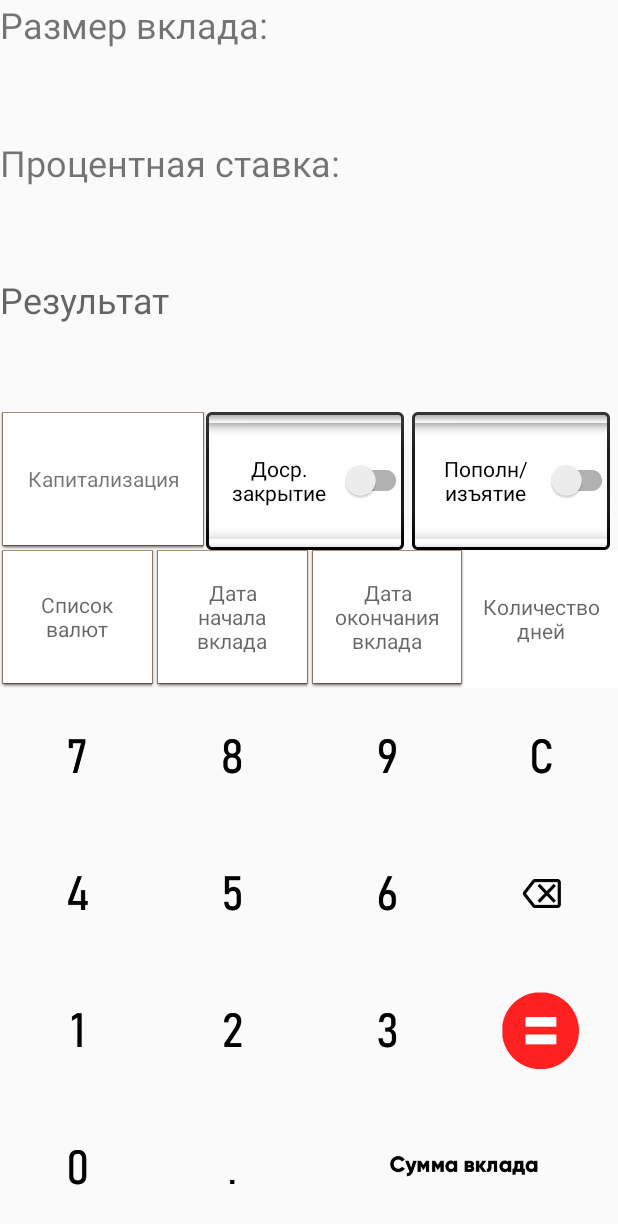
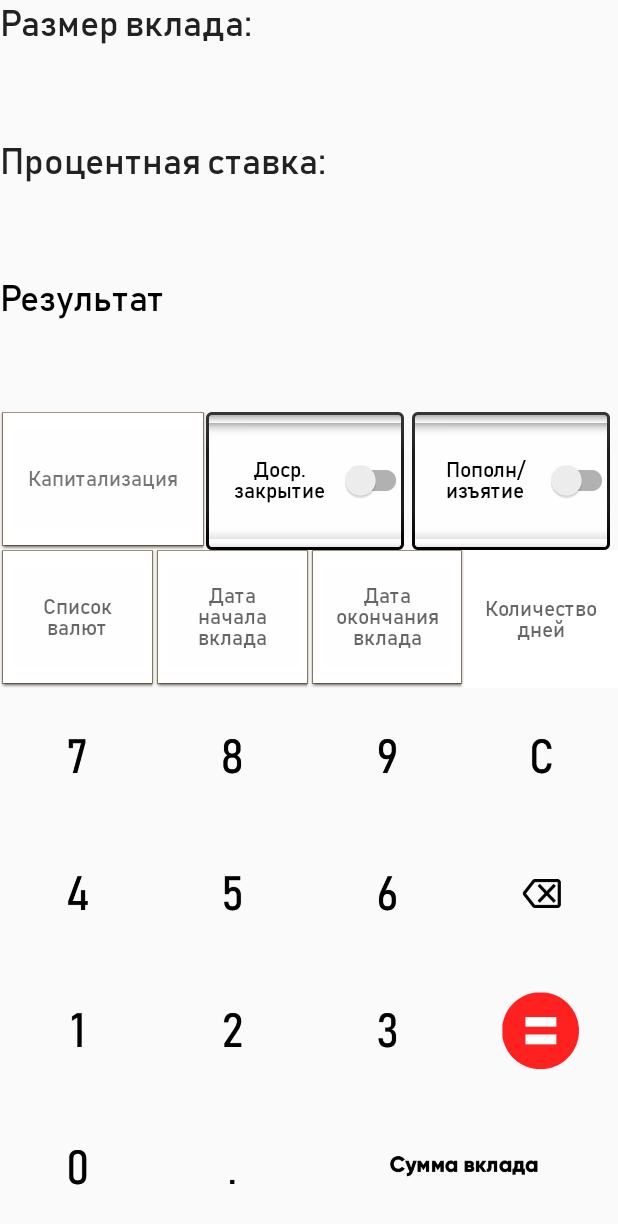
Before and after one commit to Clomance/USATU_Project, an Android app: the CalculateActivity screen opened directly, with no data from a screen before it, on a phone screen of 412 x 824 dp. Shown: the top 1224 px of the screen. Run offline under Robolectric (Android 15) with nearby library versions, the phone set to English and light mode, and no system bars; Roboto replaces fonts that are not available here.

Commit message:
1. Добавление и адаптирование шрифта под интерфейс 2. Изменение всего шрифта интерфейса (Только Calculate_main.xml)

```diff
--- a/app/src/main/res/layout/calculate_main.xml
+++ b/app/src/main/res/layout/calculate_main.xml
@@ -19,7 +19,10 @@
             android:layout_width="match_parent"
             android:layout_height="match_parent"
             android:layout_weight="1"
+            android:fontFamily="@font/bahnschrift"
             android:hint="Размер вклада"
+            android:textColor="#222222"
+            android:textColorHint="#000000"
             android:textSize="24sp" />
 
         <TextView
@@ -27,7 +30,11 @@
             android:layout_width="match_parent"
             android:layout_height="match_parent"
             android:layout_weight="1"
+            android:fontFamily="@font/bahnschrift"
             android:hint="Размер процентной ставки"
+            android:includeFontPadding="true"
+            android:textColor="#222222"
+            android:textColorHint="#000000"
             android:textSize="24sp" />
 
         <TextView
@@ -35,7 +42,10 @@
             android:layout_width="match_parent"
             android:layout_height="match_parent"
             android:layout_weight="1"
+            android:fontFamily="@font/bahnschrift"
             android:hint="Результат"
+            android:textColor="#222222"
+            android:textColorHint="#000000"
             android:textSize="24sp" />
     </LinearLayout>
 
@@ -51,6 +61,7 @@
             android:layout_height="match_parent"
             android:layout_weight="1"
             android:background="@android:drawable/editbox_dropdown_light_frame"
+            android:fontFamily="@font/bahnschrift"
             android:gravity="center"
             android:onClick="listPickCapitalization"
             android:text="@string/capitalization" />
@@ -61,6 +72,7 @@
             android:layout_height="match_parent"
             android:layout_weight="1"
             android:background="@android:drawable/spinner_background"
+            android:fontFamily="@font/bahnschrift"
             android:gravity="center"
             android:text="Доср.\nзакрытие" />
 
@@ -70,6 +82,7 @@
             android:layout_height="match_parent"
             android:layout_weight="1"
             android:background="@android:drawable/spinner_background"
+            android:fontFamily="@font/bahnschrift"
             android:gravity="center"
             android:text="Пополн/\nизъятие" />
     </LinearLayout>
@@ -86,6 +99,7 @@
             android:layout_height="match_parent"
             android:layout_weight="1"
             android:background="@android:drawable/editbox_dropdown_light_frame"
+            android:fontFamily="@font/bahnschrift"
             android:gravity="center"
             android:hint="Список\nвалют"
             android:onClick="listPickCurrency">
@@ -98,6 +112,7 @@
             android:layout_height="match_parent"
             android:layout_weight="1"
             android:background="@android:drawable/editbox_dropdown_light_frame"
+            android:fontFamily="@font/bahnschrift"
             android:gravity="center"
             android:hint="Дата\nначала\nвклада"
             android:onClick="dataPick" />
@@ -108,6 +123,7 @@
             android:layout_height="match_parent"
             android:layout_weight="1"
             android:background="@android:drawable/editbox_dropdown_light_frame"
+            android:fontFamily="@font/bahnschrift"
             android:gravity="center"
             android:hint="Дата\nокончания\nвклада"
             android:onClick="dataPick" />
@@ -118,6 +134,7 @@
             android:layout_height="match_parent"
             android:layout_weight="1"
             android:background="@color/design_default_color_background"
+            android:fontFamily="@font/bahnschrift"
             android:gravity="center"
             android:hint="Количество\nдней" />
     </LinearLayout>
```
Also changed, not shown: app/src/main/res/font/bahnschrift.ttf (added).
